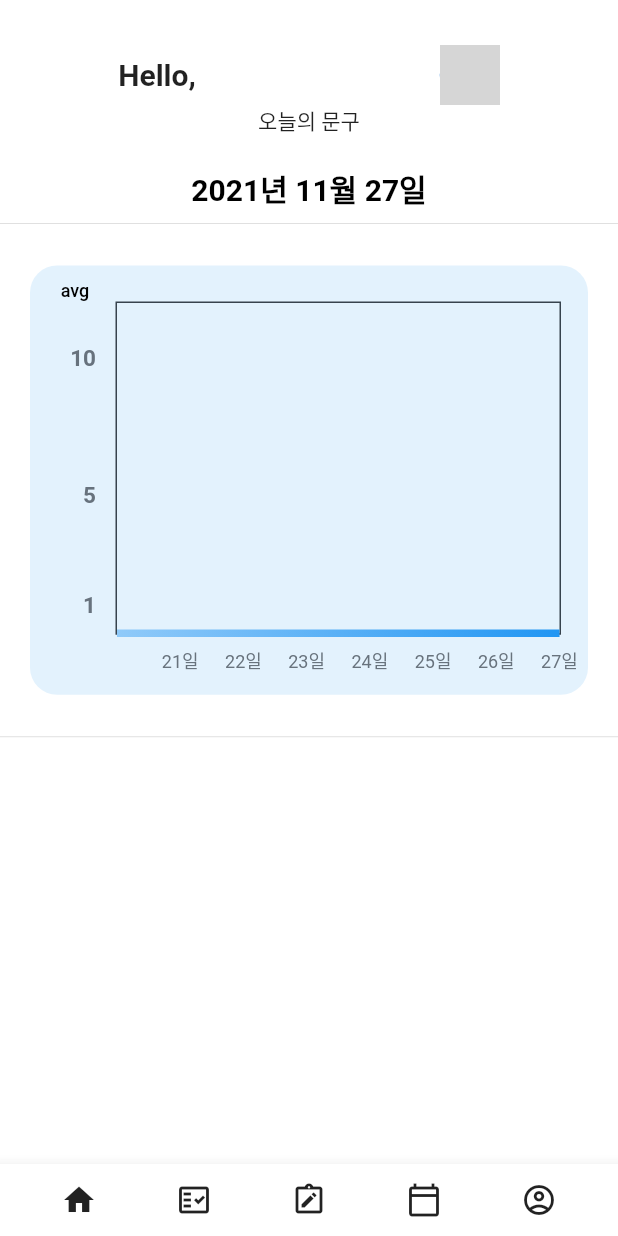
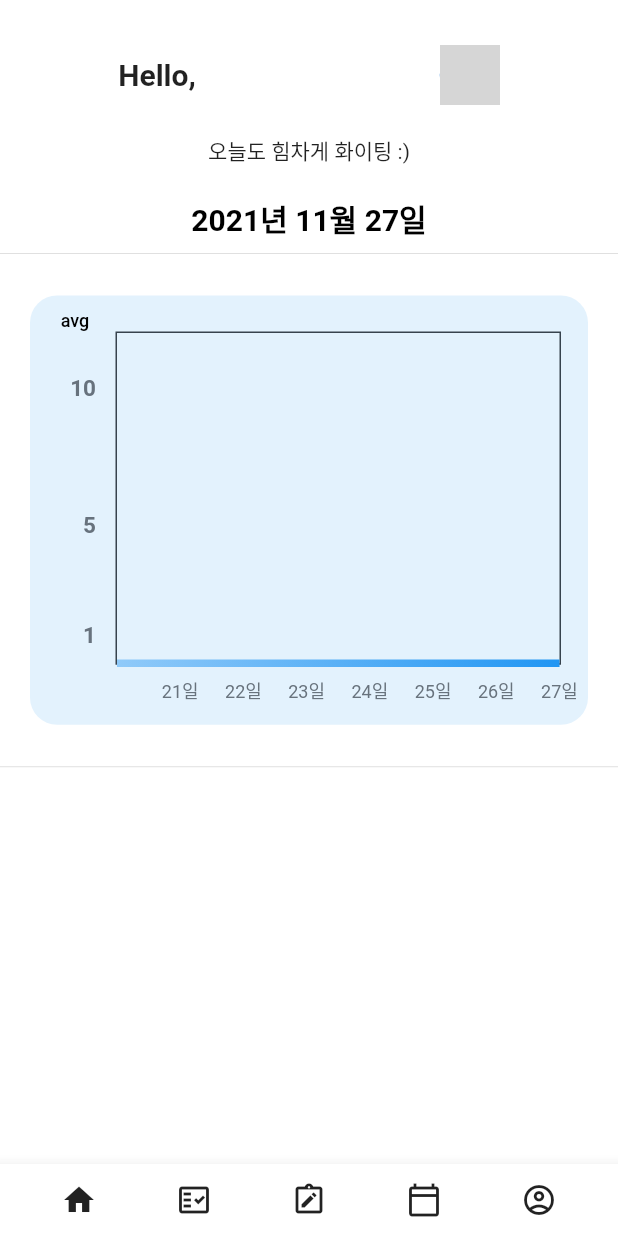
Before and after one commit to Hayun218/TIOIT, a Flutter app: the screen it shows once a user with an empty profile is signed in, on a phone screen of 412 x 824 dp. Run offline on Flutter 3.47's test engine with Material 2 defaults, Android fonts, the phone set to English and light mode, and no system bars; drawn by our look-alikes of fl_chart; our stand-ins replace cloud_firestore, firebase_auth, firebase_core, firebase_storage, flutter_signin_button, google_sign_in and 4 more; missing offline and left inert: loading_animations, time_range_picker; accounts and stored records are empty; network calls fail; grey boxes are pictures that could not be loaded.

Commit message:
오늘의 문구 complete

```diff
--- a/tiot/lib/dashboard.dart
+++ b/tiot/lib/dashboard.dart
@@ -9,6 +9,7 @@ import 'package:pie_chart/pie_chart.dart';
 import 'package:firebase_auth/firebase_auth.dart';
 import 'package:cloud_firestore/cloud_firestore.dart';
 import 'package:fl_chart/fl_chart.dart';
+import 'package:tiot/words.dart';
 
 var today = DateTime.now();
 var format = DateFormat('yyyy년 MM월 d일');
@@ -28,6 +29,17 @@ List<String> days = [
   sixthDate,
   todayDate
 ];
+
+String greeting() {
+  var hour = DateTime.now().hour;
+  if (hour < 12) {
+    return 'Morning';
+  }
+  if (hour < 17) {
+    return 'Afternoon';
+  }
+  return 'Evening';
+}
 
 class DashboardPage extends StatefulWidget {
   const DashboardPage({Key? key}) : super(key: key);
@@ -81,7 +93,12 @@ class _DashboardPageState extends State<DashboardPage> {
             ],
           ),
         ),
-        Text("오늘의 문구"),
+        SizedBox(height: 20),
+        if (greeting() == "Morning") Text((morning.toList()..shuffle()).first),
+        if (greeting() == "Afternoon")
+          Text((afternoon.toList()..shuffle()).first),
+        if (greeting() == "Evening")
+          Text((goodWords.toList()..shuffle()).first),
         SizedBox(height: 20),
         Center(
           child: Text(
--- /dev/null
+++ b/tiot/lib/words.dart
@@ -0,0 +1,10 @@
+import 'package:flutter/material.dart';
+
+List<String> morning = ["좋은 아침이에요!", "오늘도 힘차게 화이팅 :)"];
+
+List<String> afternoon = ["점심 맛있게 먹었나요?", "남은 하루도 화이팅!!"];
+
+List<String> goodWords = [
+  "나는 날마다, 모든 면에서, 점점 더 좋아지고 있다.",
+  "인생에 뜻을 세우는데 적당한 때는 없다."
+];
```
